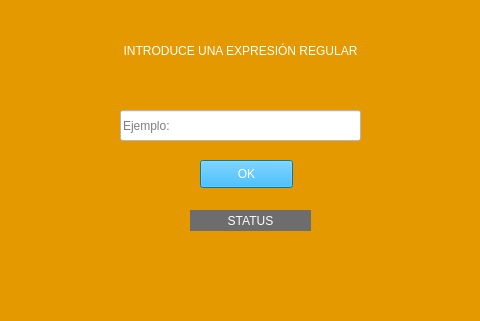
Above: Views/main.ui from JuanChandoqui/Lenguajes_Automatas_C2_A1 before the change; both pictures show x 210 to 690 and y 0 to 321 of the 883 by 321 pixel window. Below: the same form after it.
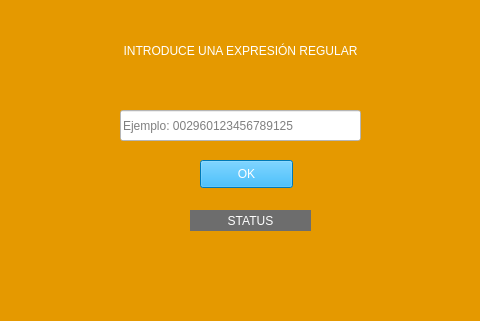
That is the form after the change.

Commit message: regular expression of CLABE working with interface

```diff
--- a/Views/main.ui
+++ b/Views/main.ui
@@ -76,7 +76,7 @@
      <string/>
     </property>
     <property name="placeholderText">
-     <string>Ejemplo: </string>
+     <string>Ejemplo: 002960123456789125</string>
     </property>
    </widget>
    <widget class="QLabel" name="label_status">
```
The commit also changes 4 other files.
